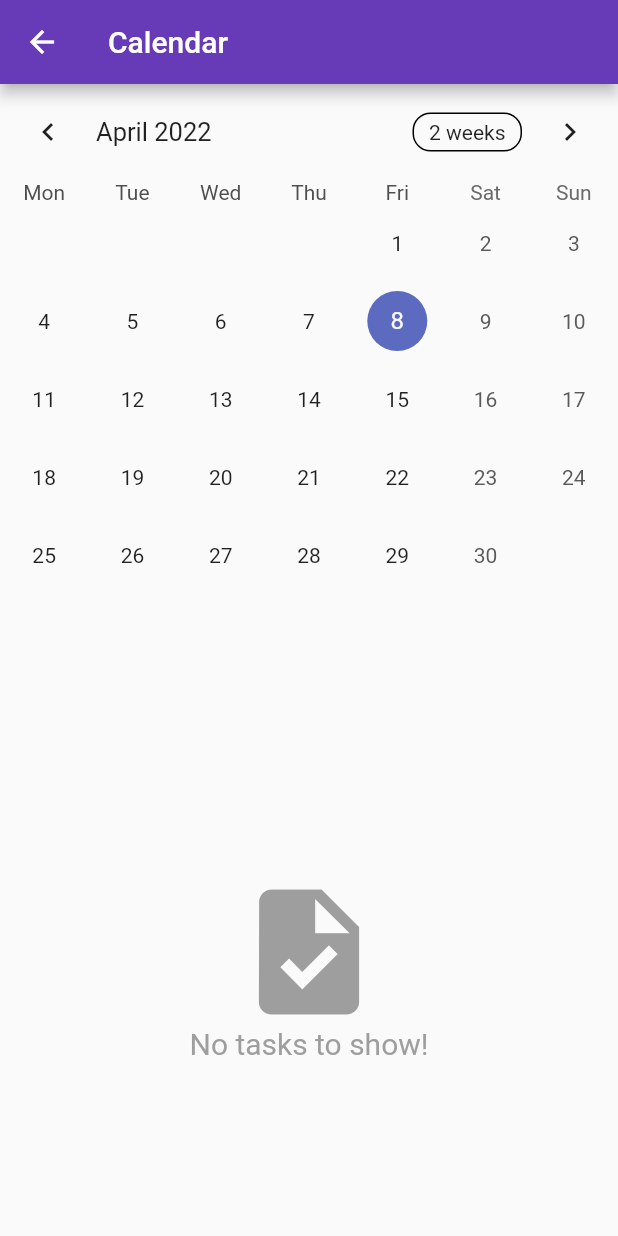
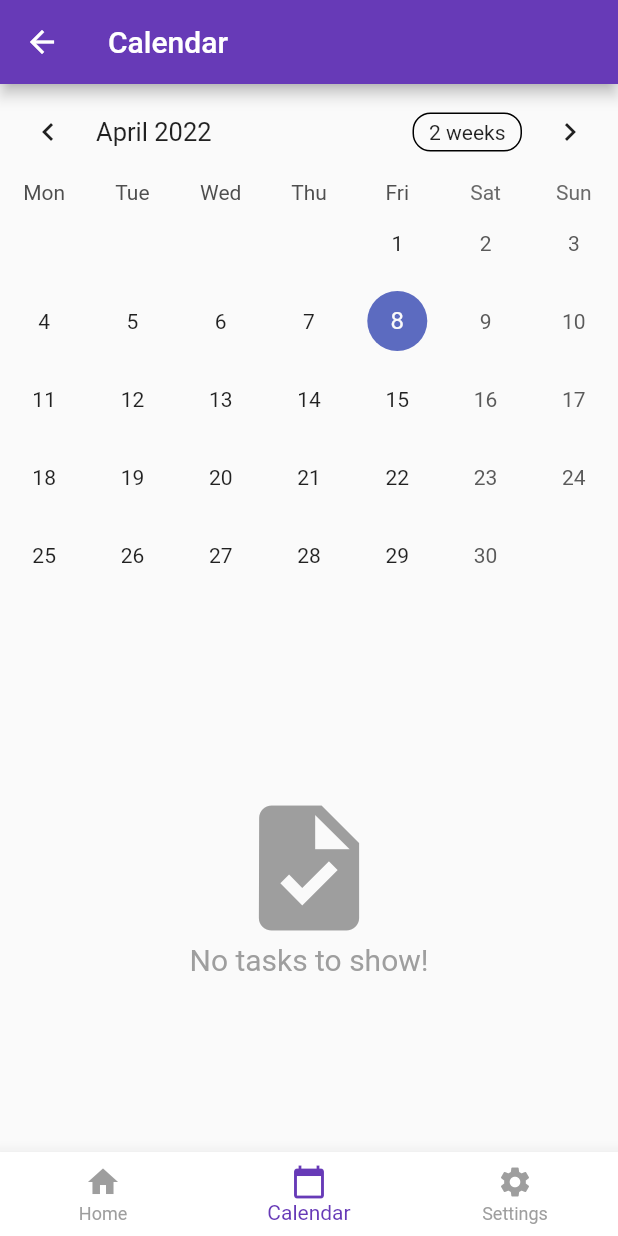
Before and after one commit to delexagon/executive-planner, a Flutter app: the screen it shows after launch, in the side drawer, after a tap on "Calendar", on a phone screen of 412 x 824 dp. Run offline on Flutter 3.47's test engine with Material 2 defaults, Android fonts, the phone set to English and light mode, and no system bars; drawn by our look-alikes of table_calendar; our stand-ins replace shared_preferences.

Commit message:
Added bottom navigation bar; adjusted Calendar view

```diff
--- a/lib/pages/calendar.dart
+++ b/lib/pages/calendar.dart
@@ -4,6 +4,8 @@ import 'package:executive_planner/pages/home_page.dart';
 import 'package:executive_planner/widgets/event_list_display.dart';
 import 'package:flutter/material.dart';
 import 'package:table_calendar/table_calendar.dart';
+import 'package:executive_planner/widgets/bottom_nav_bar.dart';
+
 
 class CalendarView extends StatefulWidget {
   const CalendarView({required this.events, Key? key}) : super(key: key);
@@ -118,8 +120,10 @@ class _CalendarState extends State<CalendarView> {
         ),
       ),
       body: Column(
-        children: [
-          TableCalendar<Event>(
+        children: <Widget>[
+          Expanded(
+            flex: 4,
+            child: TableCalendar<Event>(
               firstDay: DateTime.utc(2022),
               lastDay: DateTime.utc(2023),
               focusedDay: _focusedDay,
@@ -171,15 +175,20 @@ class _CalendarState extends State<CalendarView> {
                 _focusedDay = focusedDay;
               },
             ),
-          if (_selectedEventsList.length != 0)
-            SingleChildScrollView(
+          ),
+          Expanded(
+            flex: 4,
             child: EventListDisplay(
                 events: _selectedEventsList,
               ),
-            )
-          else
-            eventListEmpty(context)
-        ],
+          ),
+        ]
+
+      ),
+      bottomNavigationBar: NavBarDisplay(
+        events: widget.events,
+        selectedIndex: 1,
+
       ),
     );
   }
--- a/lib/pages/home_page.dart
+++ b/lib/pages/home_page.dart
@@ -3,6 +3,7 @@ import 'package:executive_planner/backend/file_io.dart';
 import 'package:executive_planner/pages/calendar.dart';
 import 'package:executive_planner/pages/event_change_form.dart';
 import 'package:executive_planner/widgets/event_list_display.dart';
+import 'package:executive_planner/widgets/bottom_nav_bar.dart';
 import 'package:executive_planner/widgets/search.dart';
 import 'package:flutter/material.dart';
 
@@ -12,15 +13,13 @@ import 'package:flutter/material.dart';
 /// Generated by the [_search] function in [ExecutiveHomePage] and by [main].
 /// Only displays events in [events].
 class ExecutiveHomePage extends StatefulWidget {
-  const ExecutiveHomePage(
-      {
+  const ExecutiveHomePage({
     Key? key,
     required this.title,
     required this.storage,
     required this.events,
     this.isRoot = true,
-      })
-      : super(key: key);
+  }) : super(key: key);
 
   // This widget is the home page of your application. It is stateful, meaning
   // that it has a State object (defined below) that contains fields that affect
@@ -52,7 +51,8 @@ class ExecutiveHomePage extends StatefulWidget {
     final FileStorage storage = FileStorage();
     storage.readFile().then((json) {
       if (json != null) {
-        final EventList events = EventList.fromJson(json as Map<String, dynamic>);
+        final EventList events =
+            EventList.fromJson(json as Map<String, dynamic>);
         ExecutiveHomePage.masterList.union(events);
       }
     });
@@ -102,7 +102,9 @@ class _ExecutiveHomePageState extends State<ExecutiveHomePage> {
           title: 'Search results',
           storage: widget.storage,
           events: events,
-        ),),);
+        ),
+      ),
+    );
     _update();
   }
 
@@ -117,18 +119,20 @@ class _ExecutiveHomePageState extends State<ExecutiveHomePage> {
       // even though the buttons in search need to reference it.
       Function removeOverlayEntry = () {};
       EventList events;
-      if(widget.isRoot) {
+      if (widget.isRoot) {
         events = ExecutiveHomePage.masterList;
       } else {
         events = widget.events;
       }
-      overlayEntry = OverlayEntry(builder: (context) {
+      overlayEntry = OverlayEntry(
+        builder: (context) {
           return Padding(
             padding: const EdgeInsets.symmetric(horizontal: 30, vertical: 30),
             child: Card(
               child: Center(
                 child: DecoratedBox(
-              decoration: BoxDecoration(color: Theme.of(context).canvasColor),
+                  decoration:
+                      BoxDecoration(color: Theme.of(context).canvasColor),
                   child: AdvancedSearch(
                     events: events,
                     onSubmit: (EventList e) {
@@ -141,8 +145,12 @@ class _ExecutiveHomePageState extends State<ExecutiveHomePage> {
                       removeOverlayEntry();
                     },
                   ),
-          ),),),);
-      },);
+                ),
+              ),
+            ),
+          );
+        },
+      );
       removeOverlayEntry = () {
         overlayEntry.remove();
       };
@@ -166,7 +174,11 @@ class _ExecutiveHomePageState extends State<ExecutiveHomePage> {
       context,
       MaterialPageRoute(
         builder: (context) => EventChangeForm(
-          event: event!, events: widget.events, isNew: isNew,),),
+          event: event!,
+          events: widget.events,
+          isNew: isNew,
+        ),
+      ),
     );
     changeList ??= false;
     if (changeList) {
@@ -178,6 +190,7 @@ class _ExecutiveHomePageState extends State<ExecutiveHomePage> {
     }
     _update();
   }
+
 
   @override
   Widget build(BuildContext context) {
@@ -206,7 +219,8 @@ class _ExecutiveHomePageState extends State<ExecutiveHomePage> {
       // Hamburger :)
       drawer: Drawer(
         child: ListView(
-            padding: EdgeInsets.zero, children: [
+          padding: EdgeInsets.zero,
+          children: [
             SizedBox(
               height: 70,
               child: DrawerHeader(
@@ -225,14 +239,14 @@ class _ExecutiveHomePageState extends State<ExecutiveHomePage> {
                 Navigator.push(
                   context,
                   MaterialPageRoute(
-                    builder: (context) =>
-                    CalendarView(
+                    builder: (context) => CalendarView(
                       events: widget.events,
                     ),
                   ),
                 );
               },
-            child: const Text('Calendar'),),
+              child: const Text('Calendar'),
+            ),
             const Divider(),
             RadioListTile<Comparator<Event>>(
               title: const Text('Sort by name'),
@@ -270,25 +284,10 @@ class _ExecutiveHomePageState extends State<ExecutiveHomePage> {
                 });
               },
             ),
-            const Divider(),
-            Container(
-              color: Theme.of(context).scaffoldBackgroundColor,
-              height: 10,
+          ],
         ),
-            ListTile(
-              // Each entry in ListTile represents a navigation item in the hamburger menu
-              title: const Text('Back'),
-              onTap: () { Navigator.pop(context); Navigator.pop(context); },
       ),
-            ListTile(
-              // Each entry in ListTile represents a navigation item in the hamburger menu
-              title: const Text('Settings'),
-              onTap: () {},
-            )
-          ],),
-        ),
-        body: SingleChildScrollView(
-          child: EventListDisplay(
+      body: EventListDisplay(
           events: widget.events,
           onLongPress: (Event e) {
             _changeEventList(context, event: e);
@@ -298,7 +297,6 @@ class _ExecutiveHomePageState extends State<ExecutiveHomePage> {
           },
           searchFunc: searchFunc,
         ),
-        ),
       floatingActionButton: FloatingActionButton(
         onPressed: () {
           _changeEventList(context);
@@ -306,7 +304,11 @@ class _ExecutiveHomePageState extends State<ExecutiveHomePage> {
         tooltip: 'Add Event',
         child: const Icon(Icons.add),
       ),
+      bottomNavigationBar: NavBarDisplay(
+        events: widget.events,
+        selectedIndex: 0,
 
+      ),
     );
   }
 }
--- /dev/null
+++ b/lib/widgets/bottom_nav_bar.dart
@@ -0,0 +1,77 @@
+import 'package:executive_planner/backend/event_list.dart';
+import 'package:executive_planner/pages/calendar.dart';
+import 'package:flutter/material.dart';
+
+class NavBarDisplay extends StatefulWidget {
+  const NavBarDisplay({
+    required this.events,
+    required this.selectedIndex,
+    Key? key,
+  }) : super(key: key);
+
+  final EventList events;
+  final int selectedIndex;
+
+  @override
+  _NavBarDisplayState createState() => _NavBarDisplayState();
+}
+
+class _NavBarDisplayState extends State<NavBarDisplay> {
+  void _onNavItemTap(int index) {
+    // If we select Calendar
+    if (index == 1) {
+      // Move to Calendar view
+      Navigator.push(
+        context,
+        MaterialPageRoute(
+          builder: (context) => CalendarView(
+            events: widget.events,
+          ),
+        ),
+      );
+    }
+    // If we select Home
+    if (index == 0) {
+      // Go to Homepage
+      Navigator.pop(context);
+    }
+    if (index == 2) {
+      ScaffoldMessenger.of(context).showSnackBar(
+        const SnackBar(
+          content: Text('Settings coming soon!'),
+        ),
+      );
+    }
+  }
+
+  Widget _navBar() {
+    return BottomNavigationBar(
+      items: const [
+        BottomNavigationBarItem(
+          icon: Icon(Icons.home),
+          label: 'Home',
+        ),
+        BottomNavigationBarItem(
+          icon: Icon(Icons.calendar_today),
+          label: 'Calendar',
+        ),
+        BottomNavigationBarItem(
+          icon: Icon(Icons.settings),
+          label: 'Settings',
+        ),
+      ],
+      currentIndex: widget.selectedIndex,
+      onTap: _onNavItemTap,
+      unselectedItemColor: Colors.grey,
+      backgroundColor: Colors.white,
+      // Because we are not updating the navbar, it is fixed
+      type: BottomNavigationBarType.fixed,
+      elevation: 10,
+    );
+  }
+
+  @override
+  Widget build(BuildContext context) {
+    return _navBar();
+  }
+}
--- a/lib/widgets/event_list_display.dart
+++ b/lib/widgets/event_list_display.dart
@@ -65,9 +65,14 @@ class _EventListDisplayState extends State<EventListDisplay> {
 
   @override
   Widget build(BuildContext context) {
-    return Column(
+    if (widget.events.length == 0) {
+      return eventListEmpty(context);
+    } else {
+
+    }
+    return SingleChildScrollView(child: Column(
       children: _buildPanel(),
-    );
+    ));
   }
 }
 
```
Lines whose indentation alone changed are shown as unchanged.
